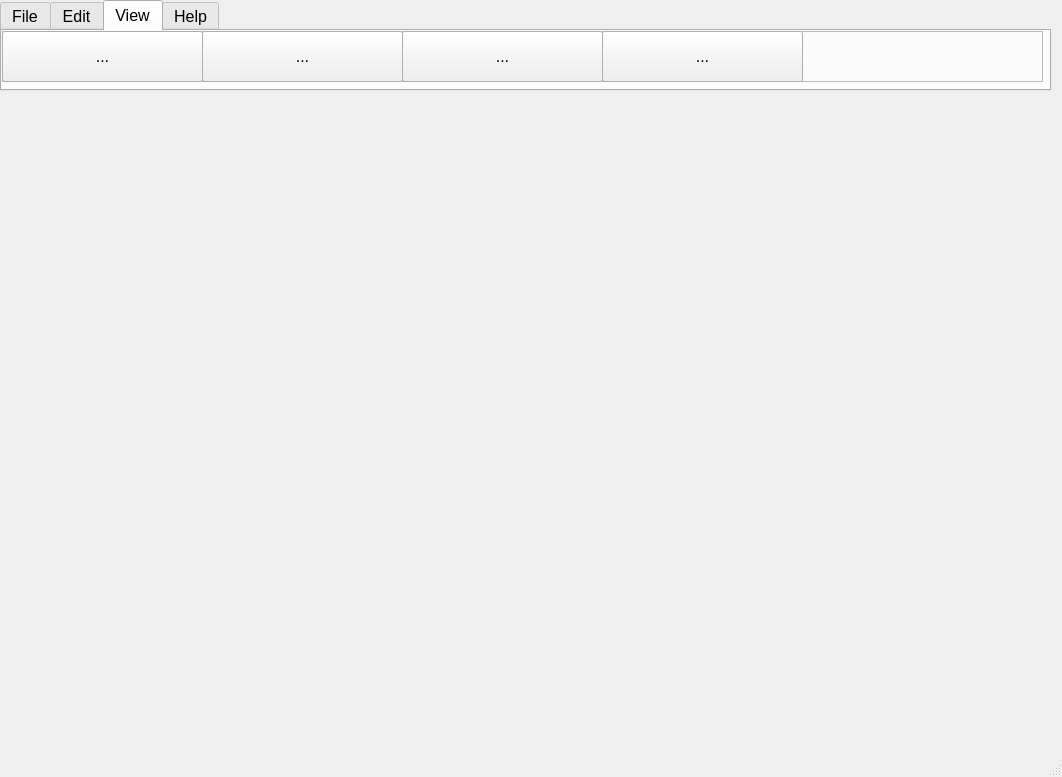
Qt form Giao diện/MainForm.ui (justnhan/NHOM-5_KTLTNC) before a commit.
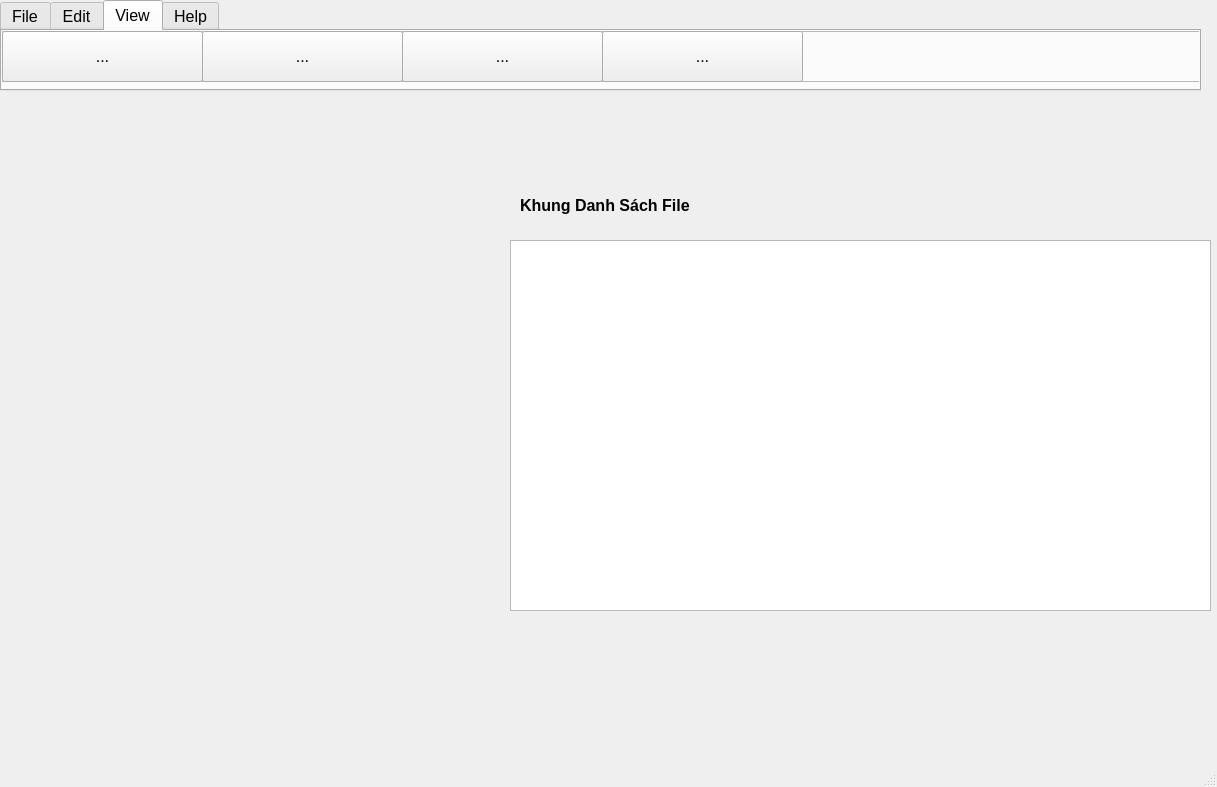
The same form after that commit. The open tabs and pages were chosen to show the change.

The edit to the form file:
```diff
--- a/Giao diện/MainForm.ui
+++ b/Giao diện/MainForm.ui
@@ -6,8 +6,8 @@
    <rect>
     <x>0</x>
     <y>0</y>
-    <width>1062</width>
-    <height>777</height>
+    <width>1217</width>
+    <height>787</height>
    </rect>
   </property>
   <property name="windowTitle">
@@ -19,7 +19,7 @@
      <rect>
       <x>0</x>
       <y>0</y>
-      <width>1051</width>
+      <width>1201</width>
       <height>91</height>
      </rect>
     </property>
@@ -179,7 +179,7 @@
        <rect>
         <x>0</x>
         <y>0</y>
-        <width>1041</width>
+        <width>1201</width>
         <height>51</height>
        </rect>
       </property>
@@ -278,6 +278,45 @@
      </widget>
     </widget>
    </widget>
+   <widget class="QLabel" name="label">
+    <property name="geometry">
+     <rect>
+      <x>520</x>
+      <y>190</y>
+      <width>241</width>
+      <height>31</height>
+     </rect>
+    </property>
+    <property name="font">
+     <font>
+      <pointsize>12</pointsize>
+      <weight>75</weight>
+      <bold>true</bold>
+     </font>
+    </property>
+    <property name="autoFillBackground">
+     <bool>true</bool>
+    </property>
+    <property name="text">
+     <string>Khung Danh Sách File</string>
+    </property>
+    <property name="scaledContents">
+     <bool>false</bool>
+    </property>
+    <property name="wordWrap">
+     <bool>false</bool>
+    </property>
+   </widget>
+   <widget class="QTableView" name="tableView">
+    <property name="geometry">
+     <rect>
+      <x>510</x>
+      <y>240</y>
+      <width>701</width>
+      <height>371</height>
+     </rect>
+    </property>
+   </widget>
   </widget>
   <widget class="QMenuBar" name="menubar">
    <property name="geometry">
```
Left out of the diff: 4 changed lines with no effect on the pictures.
